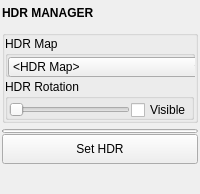
Old version of the form mayatk/light_utils/hdr_manager.ui in the repository m3trik/mayatk.
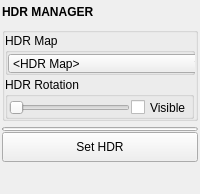
New version of the form. Custom widgets are drawn as their Qt base class.

Patch:
```diff
--- a/mayatk/light_utils/hdr_manager.ui
+++ b/mayatk/light_utils/hdr_manager.ui
@@ -58,13 +58,13 @@
         <property name="minimumSize">
          <size>
           <width>0</width>
-          <height>22</height>
+          <height>19</height>
          </size>
         </property>
         <property name="maximumSize">
          <size>
           <width>999</width>
-          <height>22</height>
+          <height>19</height>
          </size>
         </property>
         <property name="font">
@@ -140,13 +140,13 @@
               <property name="minimumSize">
                <size>
                 <width>0</width>
-                <height>20</height>
+                <height>19</height>
                </size>
               </property>
               <property name="maximumSize">
                <size>
                 <width>16777215</width>
-                <height>20</height>
+                <height>19</height>
                </size>
               </property>
               <property name="minimum">
@@ -171,7 +171,7 @@
               <property name="sizeHint" stdset="0">
                <size>
                 <width>1</width>
-                <height>20</height>
+                <height>19</height>
                </size>
               </property>
              </spacer>
@@ -181,7 +181,7 @@
               <property name="minimumSize">
                <size>
                 <width>0</width>
-                <height>20</height>
+                <height>19</height>
                </size>
               </property>
               <property name="maximumSize">
@@ -227,13 +227,13 @@
               <property name="minimumSize">
                <size>
                 <width>200</width>
-                <height>20</height>
+                <height>19</height>
                </size>
               </property>
               <property name="maximumSize">
                <size>
                 <width>999</width>
-                <height>20</height>
+                <height>19</height>
                </size>
               </property>
               <property name="toolTip">
@@ -345,13 +345,13 @@
         <property name="minimumSize">
          <size>
           <width>0</width>
-          <height>20</height>
+          <height>19</height>
          </size>
         </property>
         <property name="maximumSize">
          <size>
           <width>16777215</width>
-          <height>20</height>
+          <height>19</height>
          </size>
         </property>
        </widget>
```
